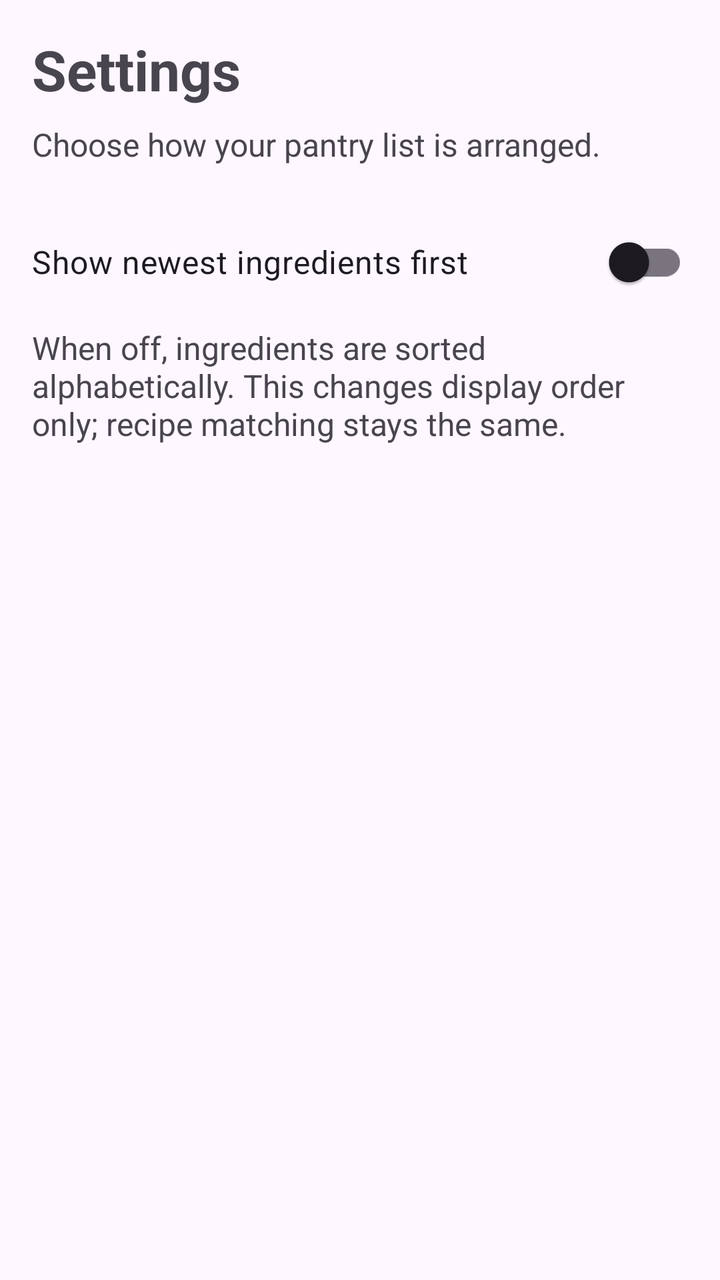
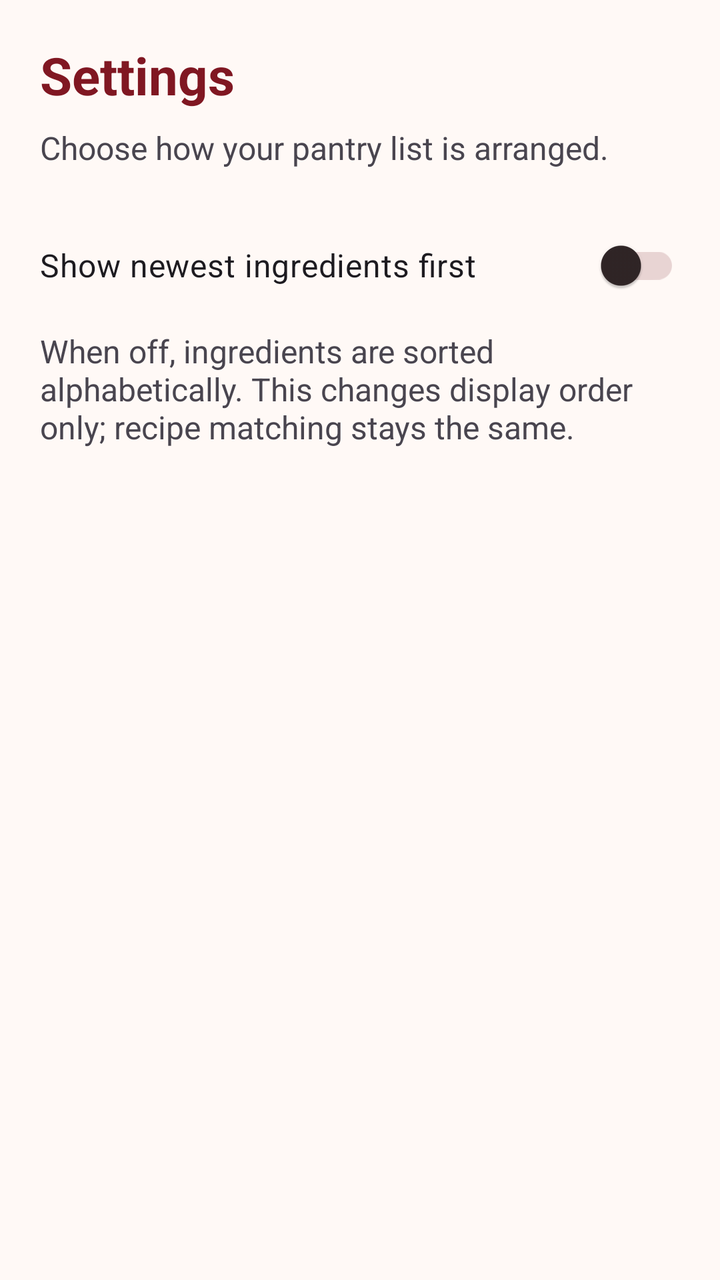

The first picture is an Android layout as it rendered before a commit; the second is the same layout after the commit. The layout source and the unified diff follow.
<!-- AndroidManifest.xml: application theme Theme.SmartPantryManager -->
<!-- res/layout/activity_settings.xml -->
<?xml version="1.0" encoding="utf-8"?>
<ScrollView xmlns:android="http://schemas.android.com/apk/res/android"
    android:id="@+id/main"
    android:layout_width="match_parent"
    android:layout_height="match_parent"
    android:fillViewport="true">

    <LinearLayout
        android:layout_width="match_parent"
        android:layout_height="wrap_content"
        android:orientation="vertical"
        android:padding="16dp">

        <TextView
            android:layout_width="match_parent"
            android:layout_height="wrap_content"
            android:text="@string/menu_settings"
            android:textSize="28sp"
            android:textStyle="bold" />

        <TextView
            android:layout_width="match_parent"
            android:layout_height="wrap_content"
            android:layout_marginTop="8dp"
            android:text="@string/settings_description"
            android:textSize="16sp" />

        <androidx.appcompat.widget.SwitchCompat
            android:id="@+id/switch_newest_first"
            android:layout_width="match_parent"
            android:layout_height="wrap_content"
            android:layout_marginTop="24dp"
            android:minHeight="48dp"
            android:text="@string/settings_newest_first"
            android:textSize="16sp" />

        <TextView
            android:layout_width="match_parent"
            android:layout_height="wrap_content"
            android:layout_marginTop="8dp"
            android:text="@string/settings_sort_explanation"
            android:textSize="16sp" />

    </LinearLayout>

</ScrollView>
<!-- resources referenced by this layout -->
<resources>
  <string name="menu_settings">Settings</string>
  <string name="settings_description">Choose how your pantry list is arranged.</string>
  <string name="settings_newest_first">Show newest ingredients first</string>
  <string name="settings_sort_explanation">When off, ingredients are sorted alphabetically. This changes display order only; recipe matching stays the same.</string>
  <style name="Theme.SmartPantryManager" parent="Base.Theme.SmartPantryManager" />
  <style name="Base.Theme.SmartPantryManager" parent="Theme.Material3.DayNight.NoActionBar">
          
          
      </style>
</resources>

<!-- the commit's change to res/layout/activity_settings.xml (unified diff, before → after) -->
@@ -9,13 +9,14 @@
         android:layout_width="match_parent"
         android:layout_height="wrap_content"
         android:orientation="vertical"
-        android:padding="16dp">
+        android:padding="20dp">
 
         <TextView
             android:layout_width="match_parent"
             android:layout_height="wrap_content"
             android:text="@string/menu_settings"
-            android:textSize="28sp"
+            android:textSize="26sp"
+            android:textColor="@color/pantry_heading"
             android:textStyle="bold" />
 
         <TextView
<!-- resource entries referenced after the edit -->
@@ -1,13 +1,41 @@
 <!-- resources referenced by this layout -->
 <resources>
+  <color name="pantry_heading">#801722</color>
   <string name="menu_settings">Settings</string>
   <string name="settings_description">Choose how your pantry list is arranged.</string>
   <string name="settings_newest_first">Show newest ingredients first</string>
   <string name="settings_sort_explanation">When off, ingredients are sorted alphabetically. This changes display order only; recipe matching stays the same.</string>
   <style name="Theme.SmartPantryManager" parent="Base.Theme.SmartPantryManager" />
   <style name="Base.Theme.SmartPantryManager" parent="Theme.Material3.DayNight.NoActionBar">
-          
-          
+          <item name="colorPrimary">@color/pantry_red</item>
+          <item name="colorOnPrimary">@color/pantry_on_red</item>
+          <item name="colorPrimaryContainer">@color/pantry_soft</item>
+          <item name="colorOnPrimaryContainer">@color/pantry_text</item>
+          <item name="colorSecondary">@color/pantry_red</item>
+          <item name="colorOnSecondary">@color/pantry_on_red</item>
+          <item name="colorSurface">@color/pantry_surface</item>
+          <item name="colorOnSurface">@color/pantry_text</item>
+          <item name="colorOnSurfaceVariant">@color/pantry_muted</item>
+          <item name="colorOutline">@color/pantry_line</item>
+          <item name="android:colorBackground">@color/pantry_background</item>
+          <item name="android:windowBackground">@color/pantry_background</item>
+          <item name="android:textColorPrimary">@color/pantry_text</item>
+          <item name="android:textColorSecondary">@color/pantry_muted</item>
+          <item name="colorControlActivated">@color/pantry_red</item>
+          <item name="materialButtonStyle">@style/Widget.SmartPantry.Button</item>
+      </style>
+  <color name="pantry_red">#8C1823</color>
+  <color name="pantry_on_red">#FFFFFF</color>
+  <color name="pantry_soft">#F8E8E6</color>
+  <color name="pantry_text">#302526</color>
+  <color name="pantry_surface">#FFFFFF</color>
+  <color name="pantry_muted">#69595A</color>
+  <color name="pantry_line">#E8D4D3</color>
+  <color name="pantry_background">#FFF9F6</color>
+  <style name="Widget.SmartPantry.Button" parent="Widget.Material3.Button">
+          <item name="cornerRadius">12dp</item>
+          <item name="android:minHeight">52dp</item>
+          <item name="android:textSize">16sp</item>
       </style>
 </resources>
 
